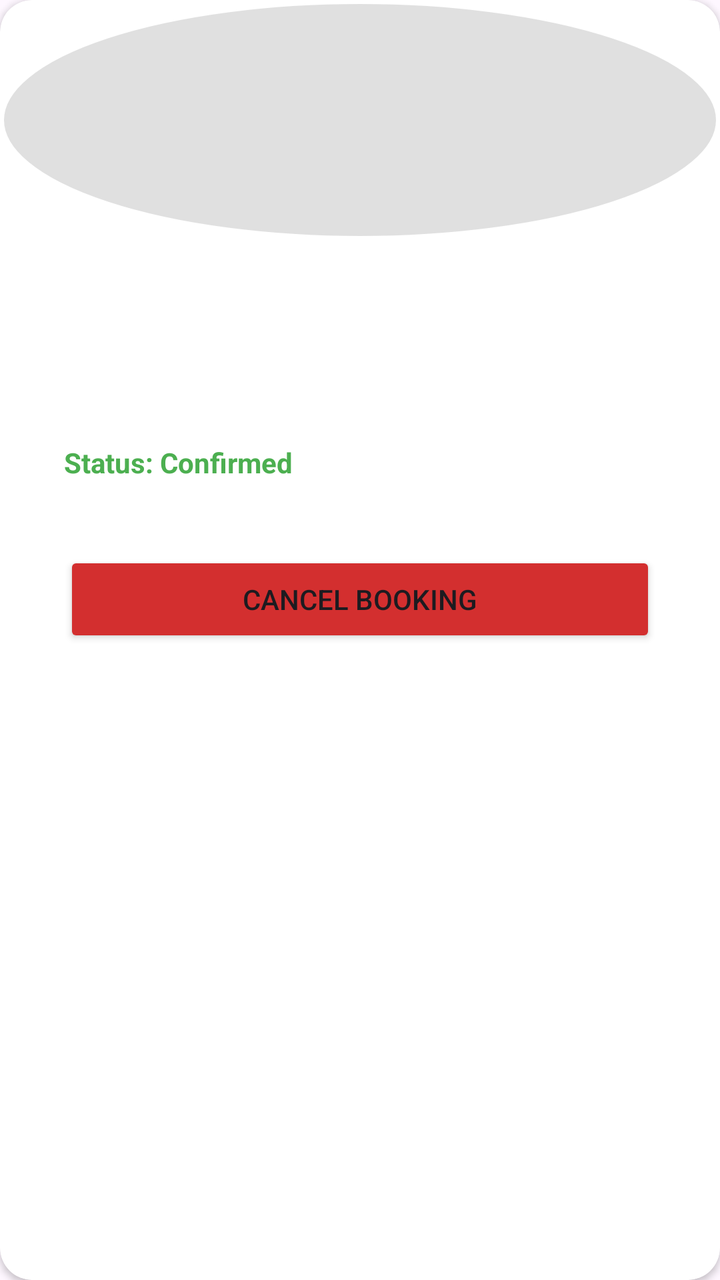
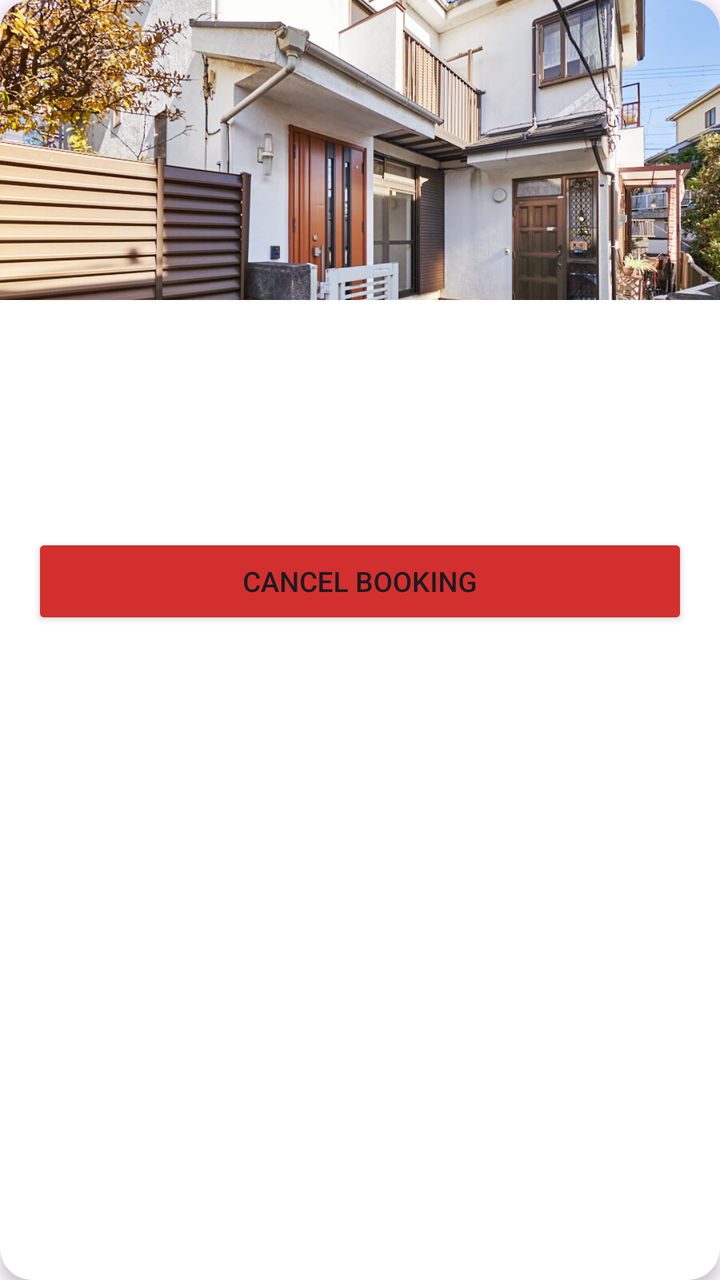

Compare the two renders of this Android layout. The source of the first and the diff that turns it into the second are given below.
<!-- AndroidManifest.xml: application theme Theme.HostelWorld -->
<!-- res/layout/item_booked_trip.xml -->
<?xml version="1.0" encoding="utf-8"?>
<androidx.cardview.widget.CardView xmlns:android="http://schemas.android.com/apk/res/android"
    xmlns:app="http://schemas.android.com/apk/res-auto"
    android:layout_width="match_parent"
    android:layout_height="wrap_content"
    android:layout_marginHorizontal="16dp"
    android:layout_marginVertical="8dp"
    app:cardCornerRadius="16dp"
    app:cardElevation="2dp">

    <LinearLayout
        android:layout_width="match_parent"
        android:layout_height="wrap_content"
        android:orientation="vertical">

        <ImageView
            android:id="@+id/ivBookedImage"
            android:layout_width="match_parent"
            android:layout_height="120dp"
            android:scaleType="centerCrop"
            android:src="@drawable/circle_placeholder" />

        <LinearLayout
            android:layout_width="match_parent"
            android:layout_height="wrap_content"
            android:orientation="vertical"
            android:padding="16dp">

            <LinearLayout
                android:layout_width="match_parent"
                android:layout_height="wrap_content"
                android:orientation="vertical"
                android:padding="16dp">
                <TextView
                    android:id="@+id/tvBookedName"
                    android:layout_width="wrap_content"
                    android:layout_height="wrap_content"
                    android:textColor="#000000"
                    android:textSize="18sp"
                    android:textStyle="bold" />

                <TextView
                    android:id="@+id/tvBookedDates"
                    android:layout_width="wrap_content"
                    android:layout_height="wrap_content"
                    android:layout_marginTop="4dp"
                    android:textColor="#000000"
                    android:textSize="14sp" />

                <TextView
                    android:id="@+id/tvBookedPolicy"
                    android:layout_width="wrap_content"
                    android:layout_height="wrap_content"
                    android:layout_marginTop="2dp"
                    android:textColor="#D32F2F"
                    android:textSize="12sp"
                    android:textStyle="bold" />

                <TextView
                    android:layout_width="wrap_content"
                    android:layout_height="wrap_content"
                    android:layout_marginTop="4dp"
                    android:text="Status: Confirmed"
                    android:textColor="#4CAF50"
                    android:textStyle="bold" />

                <TextView
                    android:id="@+id/tvBookedTotal"
                    android:layout_width="wrap_content"
                    android:layout_height="wrap_content"
                    android:layout_marginTop="4dp"
                    android:textColor="#757575"
                    android:textSize="14sp" />

                <Button
                    android:id="@+id/btnCancelBooking"
                    android:layout_width="match_parent"
                    android:layout_height="48dp"
                    android:layout_marginTop="12dp"
                    android:backgroundTint="#D32F2F"
                    android:text="Cancel Booking" />
            </LinearLayout>
        </LinearLayout>
    </LinearLayout>
</androidx.cardview.widget.CardView>
<!-- resources referenced by this layout -->
<resources>
  <!-- drawable circle_placeholder (drawable) -->
  <?xml version="1.0" encoding="utf-8"?>
  <shape xmlns:android="http://schemas.android.com/apk/res/android"
      android:shape="oval">
  
      <solid android:color="#E0E0E0" />
  
      <stroke
          android:width="2dp"
          android:color="#FFFFFF" />
  </shape>
  <style name="Theme.HostelWorld" parent="Base.Theme.HostelWorld" />
  <style name="Base.Theme.HostelWorld" parent="Theme.Material3.DayNight.NoActionBar">
          
          
      </style>
</resources>

<!-- the commit's change to res/layout/item_booked_trip.xml (unified diff, before → after) -->
@@ -6,7 +6,7 @@
     android:layout_marginHorizontal="16dp"
     android:layout_marginVertical="8dp"
     app:cardCornerRadius="16dp"
-    app:cardElevation="2dp">
+    app:cardElevation="4dp">
 
     <LinearLayout
         android:layout_width="match_parent"
@@ -14,11 +14,11 @@
         android:orientation="vertical">
 
         <ImageView
-            android:id="@+id/ivBookedImage"
+            android:id="@+id/ivBookedTripImage"
             android:layout_width="match_parent"
-            android:layout_height="120dp"
+            android:layout_height="150dp"
             android:scaleType="centerCrop"
-            android:src="@drawable/circle_placeholder" />
+            android:src="@drawable/room_1" />
 
         <LinearLayout
             android:layout_width="match_parent"
@@ -26,60 +26,46 @@
             android:orientation="vertical"
             android:padding="16dp">
 
-            <LinearLayout
+            <TextView
+                android:id="@+id/tvBookedName"
+                android:layout_width="wrap_content"
+                android:layout_height="wrap_content"
+                android:textColor="#000000"
+                android:textSize="18sp"
+                android:textStyle="bold" />
+
+            <TextView
+                android:id="@+id/tvBookedDates"
+                android:layout_width="wrap_content"
+                android:layout_height="wrap_content"
+                android:layout_marginTop="4dp"
+                android:textColor="#000000"
+                android:textSize="14sp" />
+
+            <TextView
+                android:id="@+id/tvBookedPolicy"
+                android:layout_width="wrap_content"
+                android:layout_height="wrap_content"
+                android:layout_marginTop="2dp"
+                android:textColor="#D32F2F"
+                android:textSize="12sp"
+                android:textStyle="bold" />
+
+            <TextView
+                android:id="@+id/tvBookedTotal"
+                android:layout_width="wrap_content"
+                android:layout_height="wrap_content"
+                android:layout_marginTop="4dp"
+                android:textColor="#757575"
+                android:textSize="14sp" />
+
+            <Button
+                android:id="@+id/btnCancelBooking"
                 android:layout_width="match_parent"
-                android:layout_height="wrap_content"
-                android:orientation="vertical"
-                android:padding="16dp">
-                <TextView
-                    android:id="@+id/tvBookedName"
-                    android:layout_width="wrap_content"
-                    android:layout_height="wrap_content"
-                    android:textColor="#000000"
-                    android:textSize="18sp"
-                    android:textStyle="bold" />
-
-                <TextView
-                    android:id="@+id/tvBookedDates"
-                    android:layout_width="wrap_content"
-                    android:layout_height="wrap_content"
-                    android:layout_marginTop="4dp"
-                    android:textColor="#000000"
-                    android:textSize="14sp" />
-
-                <TextView
-                    android:id="@+id/tvBookedPolicy"
-                    android:layout_width="wrap_content"
-                    android:layout_height="wrap_content"
-                    android:layout_marginTop="2dp"
-                    android:textColor="#D32F2F"
-                    android:textSize="12sp"
-                    android:textStyle="bold" />
-
-                <TextView
-                    android:layout_width="wrap_content"
-                    android:layout_height="wrap_content"
-                    android:layout_marginTop="4dp"
-                    android:text="Status: Confirmed"
-                    android:textColor="#4CAF50"
-                    android:textStyle="bold" />
-
-                <TextView
-                    android:id="@+id/tvBookedTotal"
-                    android:layout_width="wrap_content"
-                    android:layout_height="wrap_content"
-                    android:layout_marginTop="4dp"
-                    android:textColor="#757575"
-                    android:textSize="14sp" />
-
-                <Button
-                    android:id="@+id/btnCancelBooking"
-                    android:layout_width="match_parent"
-                    android:layout_height="48dp"
-                    android:layout_marginTop="12dp"
-                    android:backgroundTint="#D32F2F"
-                    android:text="Cancel Booking" />
-            </LinearLayout>
+                android:layout_height="48dp"
+                android:layout_marginTop="12dp"
+                android:backgroundTint="#D32F2F"
+                android:text="Cancel Booking" />
         </LinearLayout>
     </LinearLayout>
 </androidx.cardview.widget.CardView>
<!-- resource entries referenced after the edit -->
@@ -1,16 +1,6 @@
 <!-- resources referenced by this layout -->
 <resources>
-  <!-- drawable circle_placeholder (drawable) -->
-  <?xml version="1.0" encoding="utf-8"?>
-  <shape xmlns:android="http://schemas.android.com/apk/res/android"
-      android:shape="oval">
-  
-      <solid android:color="#E0E0E0" />
-  
-      <stroke
-          android:width="2dp"
-          android:color="#FFFFFF" />
-  </shape>
+  <!-- drawable room_1: jpg bitmap (drawable, 165073 bytes) -->
   <style name="Theme.HostelWorld" parent="Base.Theme.HostelWorld" />
   <style name="Base.Theme.HostelWorld" parent="Theme.Material3.DayNight.NoActionBar">
           
